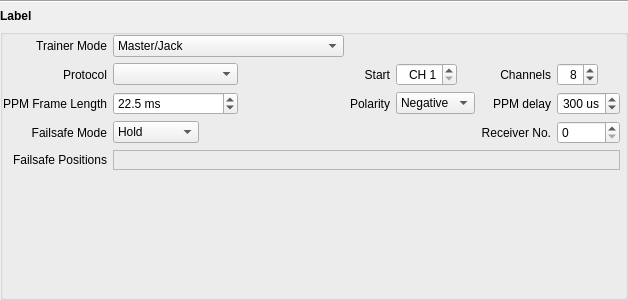
Old version of the form companion/src/modeledit/setup_module.ui in the repository opentx/opentx.
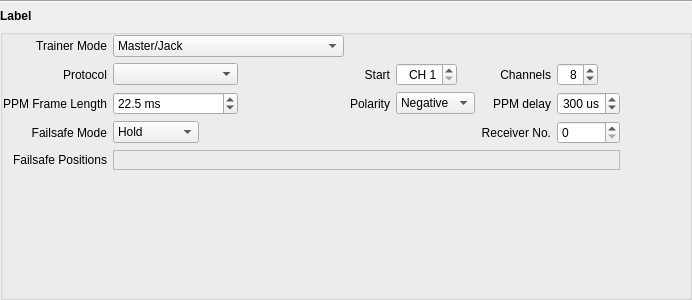
New version of the form.

Patch:
```diff
--- a/companion/src/modeledit/setup_module.ui
+++ b/companion/src/modeledit/setup_module.ui
@@ -6,7 +6,7 @@
    <rect>
     <x>0</x>
     <y>0</y>
-    <width>628</width>
+    <width>692</width>
     <height>300</height>
    </rect>
   </property>
```
Left out of the diff: 17 changed lines with no effect on the pictures.
